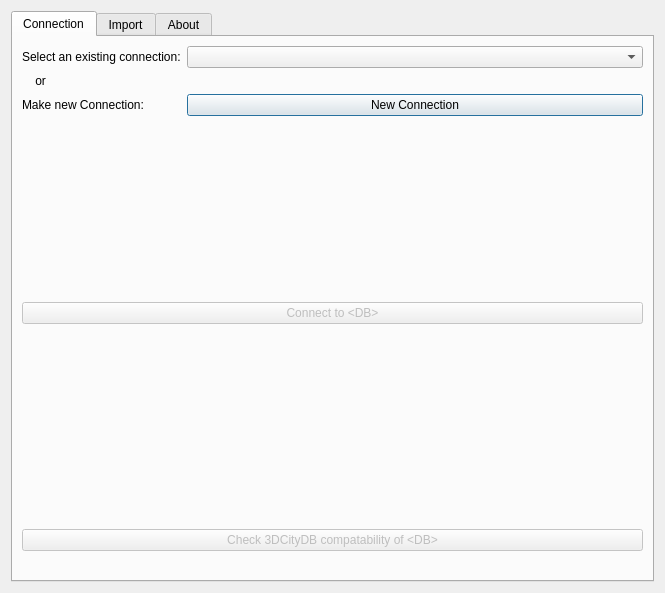
First picture: the form in citydb_loader_dialog_base.ui, repository tudelft3d/3DCityDB-Tools-for-QGIS, before the edit.
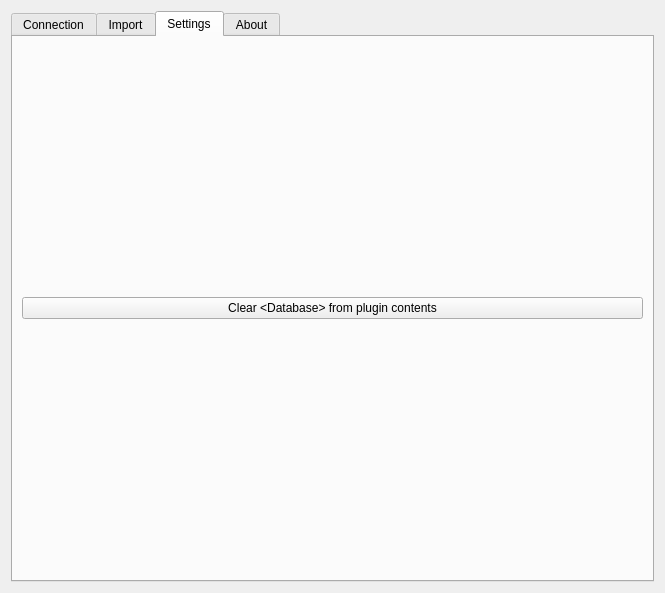
Second picture: the form after the edit. The open tabs and pages were chosen to show the change. Icons and pictures are not drawn. Custom widgets are drawn as their Qt base class.

Commit message:
Add settings tab
-With button to clear installed views

Diff of the .ui file:
```diff
--- a/citydb_loader_dialog_base.ui
+++ b/citydb_loader_dialog_base.ui
@@ -349,6 +349,28 @@
        </item>
       </layout>
      </widget>
+     <widget class="QWidget" name="tbSettings">
+      <attribute name="icon">
+       <iconset>
+        <normaloff>cogs.svg</normaloff>cogs.svg</iconset>
+      </attribute>
+      <attribute name="title">
+       <string>Settings</string>
+      </attribute>
+      <layout class="QVBoxLayout" name="verticalLayout_4">
+       <item>
+        <layout class="QVBoxLayout" name="verticalLayout_3">
+         <item>
+          <widget class="QPushButton" name="btnClearDB">
+           <property name="text">
+            <string>Clear &lt;Database&gt; from plugin contents</string>
+           </property>
+          </widget>
+         </item>
+        </layout>
+       </item>
+      </layout>
+     </widget>
      <widget class="QWidget" name="tbAbout">
       <attribute name="title">
        <string>About</string>
```
The commit also changes 4 other files.
